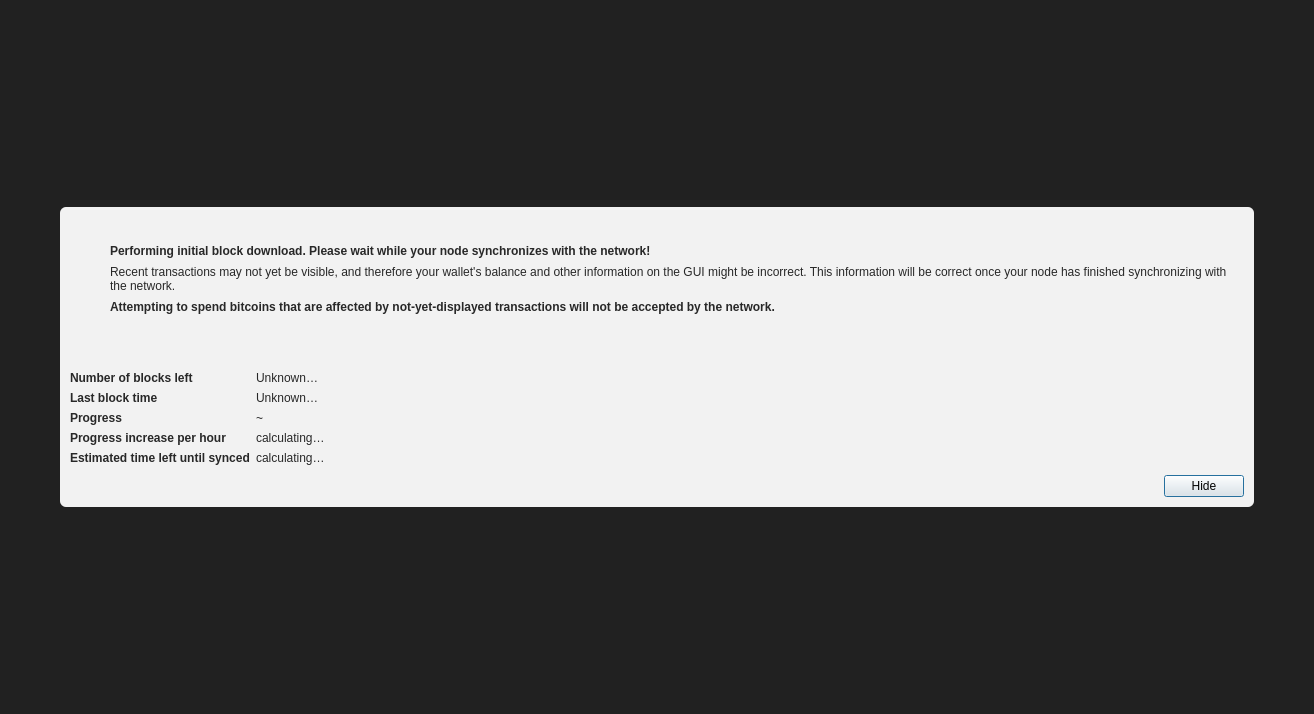
Above: src/qt/forms/modaloverlay.ui from torkelrogstad/mainchain before the change. Below: the same form after it.
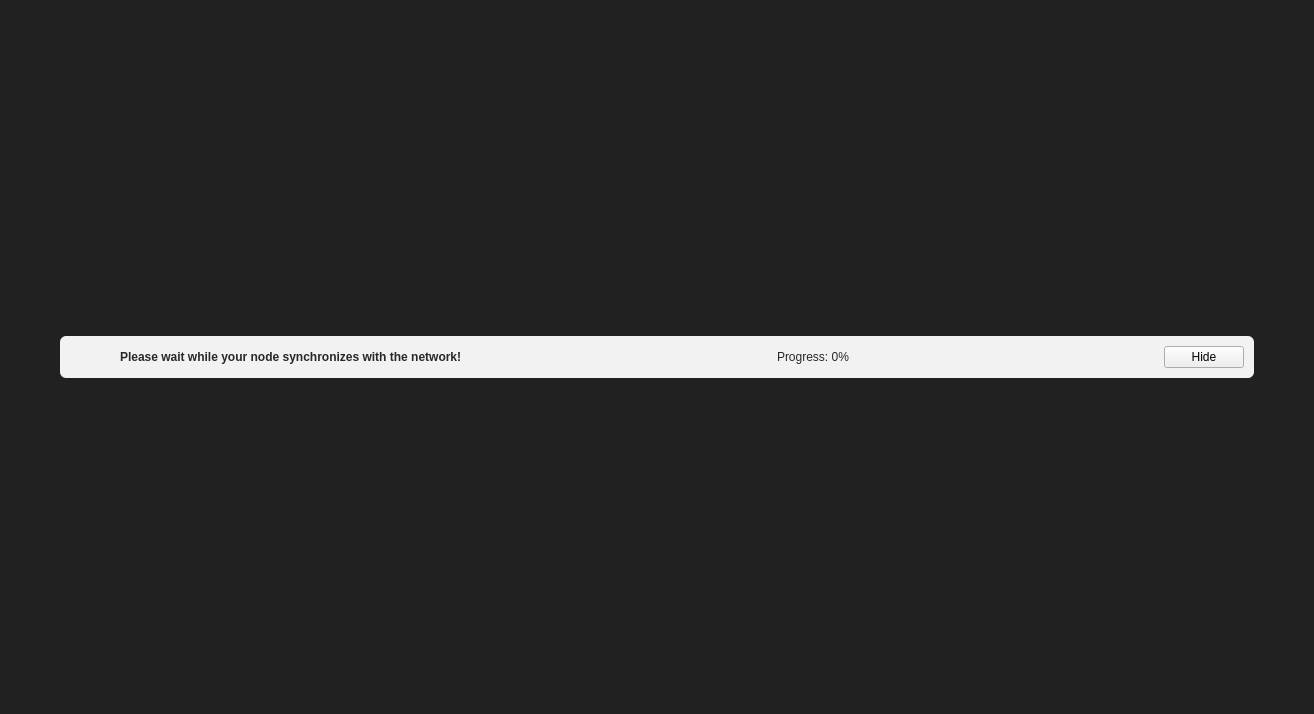
That is the form after the change. Icons and pictures are not drawn.

Commit message:
Improved Qt GUI IBD & sync performance
* Add MinimumHeight to chainparams

* Add numBlocksChangedIBD to clientmodel, a special version of
  numBlocksChanged for higher performance IBD

* Update modal overlay

* Make IsInitialBlockDownload() check minimum height

The edit to the form file:
```diff
--- a/src/qt/forms/modaloverlay.ui
+++ b/src/qt/forms/modaloverlay.ui
@@ -60,9 +60,9 @@
 
 QLabel { color: rgb(40,40,40);  }</string>
         </property>
-        <layout class="QVBoxLayout" name="verticalLayoutSub" stretch="1,0,0,0">
+        <layout class="QVBoxLayout" name="verticalLayoutSub" stretch="0">
          <property name="spacing">
-          <number>0</number>
+          <number>10</number>
          </property>
          <property name="leftMargin">
           <number>10</number>
@@ -77,285 +77,89 @@
           <number>10</number>
          </property>
          <item>
-          <layout class="QHBoxLayout" name="horizontalLayoutIconText" stretch="0,1">
-           <property name="topMargin">
-            <number>20</number>
+          <layout class="QHBoxLayout" name="horizontalLayout">
+           <property name="bottomMargin">
+            <number>0</number>
            </property>
            <item>
-            <layout class="QVBoxLayout" name="verticalLayoutIcon">
-             <property name="leftMargin">
-              <number>0</number>
+            <widget class="QPushButton" name="pushButton_2">
+             <property name="text">
+              <string/>
              </property>
-             <item>
-              <widget class="QPushButton" name="warningIcon">
-               <property name="enabled">
-                <bool>false</bool>
-               </property>
-               <property name="text">
-                <string/>
-               </property>
-               <property name="icon">
-                <iconset resource="../drivechain.qrc">
-                 <normaloff>:/icons/warning</normaloff>
-                 <disabledoff>:/icons/warning</disabledoff>:/icons/warning</iconset>
-               </property>
-               <property name="iconSize">
-                <size>
-                 <width>48</width>
-                 <height>48</height>
-                </size>
-               </property>
-               <property name="flat">
-                <bool>true</bool>
-               </property>
-              </widget>
-             </item>
-             <item>
-              <spacer name="verticalSpacerWarningIcon">
-               <property name="orientation">
-                <enum>Qt::Vertical</enum>
-               </property>
-               <property name="sizeHint" stdset="0">
-                <size>
-                 <width>20</width>
-                 <height>40</height>
-                </size>
-               </property>
-              </spacer>
-             </item>
-            </layout>
-           </item>
-           <item>
-            <layout class="QVBoxLayout" name="verticalLayoutInfoText">
-             <property name="leftMargin">
-              <number>0</number>
+             <property name="icon">
+              <iconset resource="../drivechain.qrc">
+               <normaloff>:/icons/bitcoin</normaloff>:/icons/bitcoin</iconset>
              </property>
-             <property name="topMargin">
-              <number>0</number>
+             <property name="iconSize">
+              <size>
+               <width>40</width>
+               <height>40</height>
+              </size>
              </property>
-             <item>
-              <widget class="QLabel" name="label">
-               <property name="font">
-                <font>
-                 <weight>75</weight>
-                 <bold>true</bold>
-                </font>
-               </property>
-               <property name="text">
-                <string>Performing initial block download. Please wait while your node synchronizes with the network!</string>
-               </property>
-              </widget>
-             </item>
-             <item>
-              <widget class="QLabel" name="infoText">
-               <property name="text">
-                <string>&lt;html&gt;&lt;head/&gt;&lt;body&gt;&lt;p&gt;Recent transactions may not yet be visible, and therefore your wallet's balance and other information on the GUI might be incorrect. This information will be correct once your node has finished synchronizing with the network.&lt;/p&gt;&lt;/body&gt;&lt;/html&gt;</string>
-               </property>
-               <property name="textFormat">
-                <enum>Qt::RichText</enum>
-               </property>
-               <property name="wordWrap">
-                <bool>true</bool>
-               </property>
-              </widget>
-             </item>
-             <item>
-              <widget class="QLabel" name="infoTextStrong">
-               <property name="font">
-                <font>
-                 <weight>75</weight>
-                 <bold>true</bold>
-                </font>
-               </property>
-               <property name="text">
-                <string>Attempting to spend bitcoins that are affected by not-yet-displayed transactions will not be accepted by the network.</string>
-               </property>
-               <property name="textFormat">
-                <enum>Qt::RichText</enum>
-               </property>
-               <property name="wordWrap">
-                <bool>true</bool>
-               </property>
-              </widget>
-             </item>
-            </layout>
+             <property name="flat">
+              <bool>true</bool>
+             </property>
+            </widget>
            </item>
-          </layout>
-         </item>
-         <item>
-          <spacer name="verticalSpacerAfterText">
-           <property name="orientation">
-            <enum>Qt::Vertical</enum>
-           </property>
-           <property name="sizeHint" stdset="0">
-            <size>
-             <width>20</width>
-             <height>40</height>
-            </size>
-           </property>
-          </spacer>
-         </item>
-         <item>
-          <layout class="QFormLayout" name="formLayout">
-           <property name="fieldGrowthPolicy">
-            <enum>QFormLayout::FieldsStayAtSizeHint</enum>
-           </property>
-           <property name="horizontalSpacing">
-            <number>6</number>
-           </property>
-           <property name="verticalSpacing">
-            <number>6</number>
-           </property>
-           <property name="topMargin">
-            <number>10</number>
-           </property>
-           <item row="0" column="0">
-            <widget class="QLabel" name="labelNumberOfBlocksLeft">
+           <item>
+            <widget class="QLabel" name="label">
              <property name="font">
               <font>
-               <weight>75</weight>
                <bold>true</bold>
               </font>
              </property>
              <property name="text">
-              <string>Number of blocks left</string>
+              <string>Please wait while your node synchronizes with the network!</string>
              </property>
             </widget>
            </item>
-           <item row="0" column="1">
-            <widget class="QLabel" name="numberOfBlocksLeft">
+           <item>
+            <spacer name="horizontalSpacer_2">
+             <property name="orientation">
+              <enum>Qt::Horizontal</enum>
+             </property>
+             <property name="sizeHint" stdset="0">
+              <size>
+               <width>40</width>
+               <height>20</height>
+              </size>
+             </property>
+            </spacer>
+           </item>
+           <item>
+            <widget class="QLabel" name="labelProgress">
              <property name="text">
-              <string>Unknown…</string>
+              <string>Progress: 0%</string>
              </property>
+             <property name="margin">
+              <number>0</number>
+             </property>
             </widget>
            </item>
-           <item row="1" column="0">
-            <widget class="QLabel" name="labelLastBlockTime">
-             <property name="font">
-              <font>
-               <weight>75</weight>
-               <bold>true</bold>
-              </font>
+           <item>
+            <spacer name="horizontalSpacer">
+             <property name="orientation">
+              <enum>Qt::Horizontal</enum>
              </property>
-             <property name="text">
-              <string>Last block time</string>
+             <property name="sizeHint" stdset="0">
+              <size>
+               <width>40</width>
+               <height>20</height>
+              </size>
              </property>
-            </widget>
+            </spacer>
            </item>
-           <item row="1" column="1">
-            <widget class="QLabel" name="newestBlockDate">
+           <item>
+            <widget class="QPushButton" name="pushButtonHide">
              <property name="sizePolicy">
-              <sizepolicy hsizetype="Maximum" vsizetype="Preferred">
+              <sizepolicy hsizetype="Maximum" vsizetype="Fixed">
                <horstretch>0</horstretch>
                <verstretch>0</verstretch>
               </sizepolicy>
              </property>
              <property name="text">
-              <string>Unknown…</string>
-             </property>
-            </widget>
-           </item>
-           <item row="2" column="0">
-            <widget class="QLabel" name="labelSyncDone">
-             <property name="font">
-              <font>
-               <weight>75</weight>
-               <bold>true</bold>
-              </font>
-             </property>
-             <property name="text">
-              <string>Progress</string>
-             </property>
-            </widget>
-           </item>
-           <item row="2" column="1">
-            <layout class="QHBoxLayout" name="horizontalLayoutSync" stretch="0">
-             <item>
-              <widget class="QLabel" name="percentageProgress">
-               <property name="text">
-                <string notr="true">~</string>
-               </property>
-              </widget>
-             </item>
-            </layout>
-           </item>
-           <item row="4" column="0">
-            <widget class="QLabel" name="labelProgressIncrease">
-             <property name="font">
-              <font>
-               <weight>75</weight>
-               <bold>true</bold>
-              </font>
-             </property>
-             <property name="text">
-              <string>Progress increase per hour</string>
-             </property>
-            </widget>
-           </item>
-           <item row="4" column="1">
-            <widget class="QLabel" name="progressIncreasePerH">
-             <property name="text">
-              <string>calculating…</string>
-             </property>
-            </widget>
-           </item>
-           <item row="5" column="0">
-            <widget class="QLabel" name="labelEstimatedTimeLeft">
-             <property name="font">
-              <font>
-               <weight>75</weight>
-               <bold>true</bold>
-              </font>
-             </property>
-             <property name="text">
-              <string>Estimated time left until synced</string>
-             </property>
-            </widget>
-           </item>
-           <item row="5" column="1">
-            <widget class="QLabel" name="expectedTimeLeft">
-             <property name="text">
-              <string>calculating…</string>
-             </property>
-            </widget>
-           </item>
-          </layout>
-         </item>
-         <item>
-          <layout class="QHBoxLayout" name="horizontalLayoutButtons">
-           <property name="leftMargin">
-            <number>10</number>
-           </property>
-           <property name="topMargin">
-            <number>10</number>
-           </property>
-           <item>
-            <spacer name="horizontalSpacer">
-             <property name="orientation">
-              <enum>Qt::Horizontal</enum>
-             </property>
-             <property name="sizeHint" stdset="0">
-              <size>
-               <width>40</width>
-               <height>20</height>
-              </size>
-             </property>
-            </spacer>
-           </item>
-           <item>
-            <widget class="QPushButton" name="closeButton">
-             <property name="focusPolicy">
-              <enum>Qt::StrongFocus</enum>
-             </property>
-             <property name="text">
               <string>Hide</string>
              </property>
-             <property name="shortcut">
-              <string>Esc</string>
-             </property>
-             <property name="default">
-              <bool>true</bool>
-             </property>
             </widget>
            </item>
           </layout>
```
The commit also changes 10 other files.
